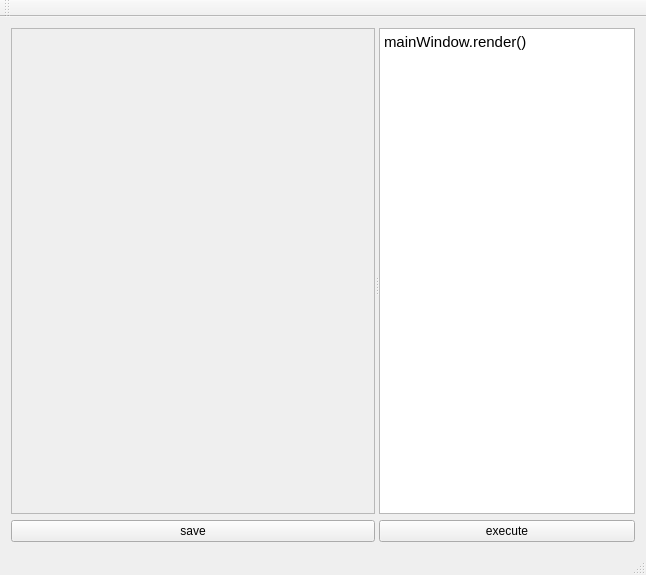
Qt form mainwindow.ui (janisozaur/masgk-rasterizer) before a commit.
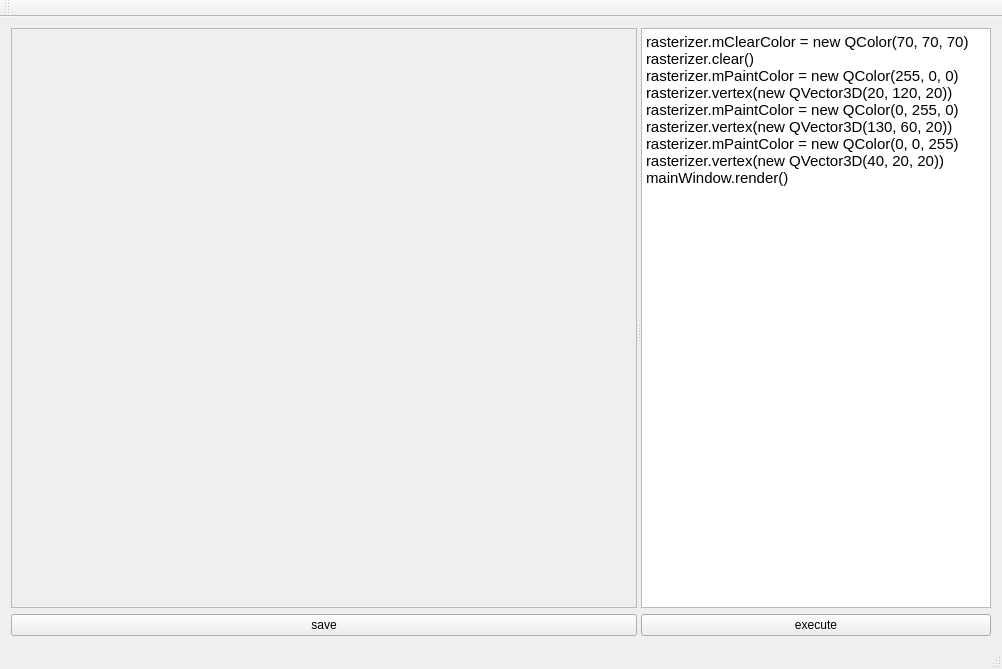
The same form after that commit.

Commit message: update ui: * wider text area * better default script

```diff
--- a/mainwindow.ui
+++ b/mainwindow.ui
@@ -6,8 +6,8 @@
    <rect>
     <x>0</x>
     <y>0</y>
-    <width>646</width>
-    <height>575</height>
+    <width>1002</width>
+    <height>669</height>
    </rect>
   </property>
   <property name="windowTitle">
@@ -47,8 +47,8 @@
             <rect>
              <x>0</x>
              <y>0</y>
-             <width>364</width>
-             <height>462</height>
+             <width>626</width>
+             <height>556</height>
             </rect>
            </property>
            <layout class="QVBoxLayout" name="verticalLayout_2">
@@ -83,7 +83,7 @@
           </property>
           <property name="minimumSize">
            <size>
-            <width>200</width>
+            <width>350</width>
             <height>0</height>
            </size>
           </property>
@@ -92,7 +92,7 @@
 &lt;html&gt;&lt;head&gt;&lt;meta name=&quot;qrichtext&quot; content=&quot;1&quot; /&gt;&lt;style type=&quot;text/css&quot;&gt;
 p, li { white-space: pre-wrap; }
 &lt;/style&gt;&lt;/head&gt;&lt;body style=&quot; font-family:'Ubuntu'; font-size:11pt; font-weight:400; font-style:normal;&quot;&gt;
-&lt;p style=&quot; margin-top:0px; margin-bottom:0px; margin-left:0px; margin-right:0px; -qt-block-indent:0; text-indent:0px;&quot;&gt;mainWindow.render()&lt;/p&gt;&lt;/body&gt;&lt;/html&gt;</string>
+&lt;p style=&quot; margin-top:0px; margin-bottom:0px; margin-left:0px; margin-right:0px; -qt-block-indent:0; text-indent:0px;&quot;&gt;rasterizer.mClearColor = new QColor(70, 70, 70)&lt;br /&gt;rasterizer.clear()&lt;br /&gt;rasterizer.mPaintColor = new QColor(255, 0, 0)&lt;br /&gt;rasterizer.vertex(new QVector3D(20, 120, 20))&lt;br /&gt;rasterizer.mPaintColor = new QColor(0, 255, 0)&lt;br /&gt;rasterizer.vertex(new QVector3D(130, 60, 20))&lt;br /&gt;rasterizer.mPaintColor = new QColor(0, 0, 255)&lt;br /&gt;rasterizer.vertex(new QVector3D(40, 20, 20))&lt;br /&gt;mainWindow.render()&lt;/p&gt;&lt;/body&gt;&lt;/html&gt;</string>
           </property>
          </widget>
         </item>
```
Left out of the diff: 2 changed lines with no effect on the pictures.
